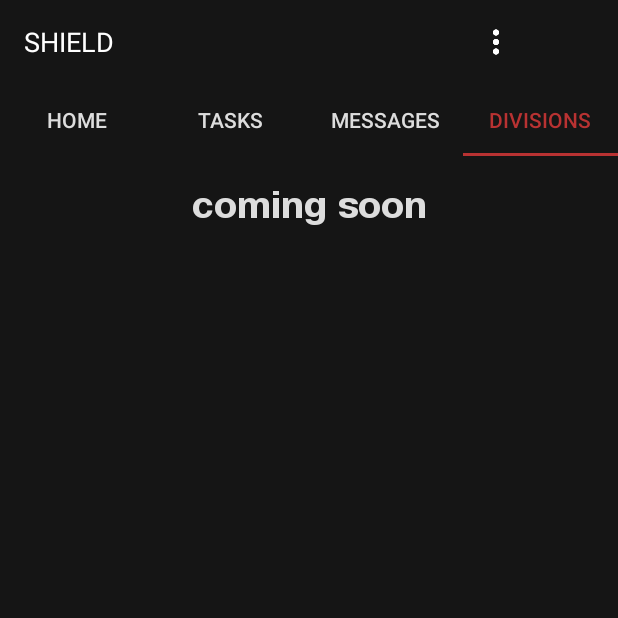
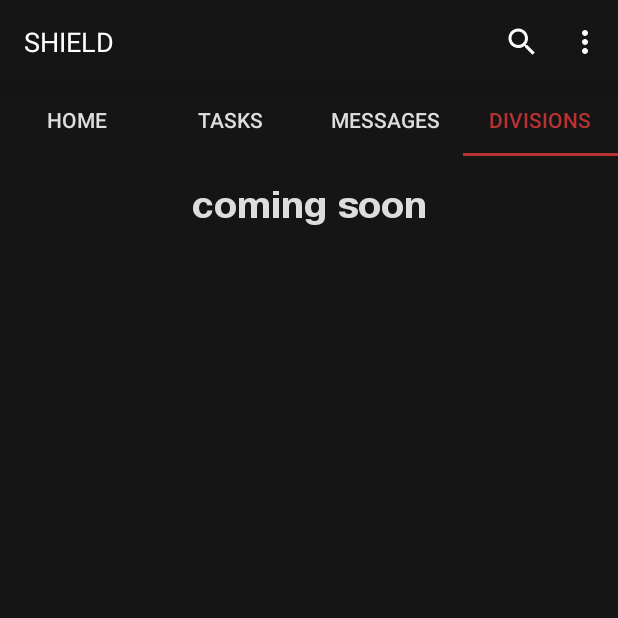
Before and after one commit to abhinavch15/CSED, an Android app: the screen it shows after launch once a user with an empty profile is signed in (MainActivity), tab 4 chosen, on a phone screen of 412 x 824 dp, the top half of it. Run offline under Robolectric (Android 15) with nearby library versions, the phone set to English and light mode, and no system bars; our stand-ins replace Firebase (no records; nobody signed in at launch, a user with empty details on screens opened directly).

Commit message:
Fixed Standalone toolbar and added search

```diff
--- a/app/src/main/java/com/sheild/abhinavchinta/csed/HomeFragment.java
+++ b/app/src/main/java/com/sheild/abhinavchinta/csed/HomeFragment.java
@@ -68,6 +68,7 @@ public class HomeFragment extends Fragment {
     public class MyAdapter extends RecyclerView.Adapter<HomeFragment.MyAdapter.MyViewHolder>{
 
         private List<Member> listarray = new ArrayList<>();
+        private List<Member> listarrayfull;
 
 
         public MyAdapter(List<Member> list){
--- a/app/src/main/java/com/sheild/abhinavchinta/csed/MainActivity.java
+++ b/app/src/main/java/com/sheild/abhinavchinta/csed/MainActivity.java
@@ -1,6 +1,7 @@
 package com.sheild.abhinavchinta.csed;
 
 import android.content.Intent;
+import android.os.Build;
 import android.os.Bundle;
 import android.support.design.widget.TabLayout;
 import android.support.v4.view.ViewPager;
@@ -30,19 +31,39 @@ public class MainActivity extends AppCompatActivity {
 
     @Override
     protected void onCreate(Bundle savedInstanceState) {
-        Toolbar toolbar = (Toolbar) findViewById(R.id.toolbar);
-        setSupportActionBar(toolbar);
-
         auth = FirebaseAuth.getInstance();
         database = FirebaseDatabase.getInstance();
-
         super.onCreate(savedInstanceState);
         setContentView(R.layout.activity_main);
+        Toolbar toolbar = (Toolbar) findViewById(R.id.toolbar);
+        if (Build.VERSION.SDK_INT >= Build.VERSION_CODES.LOLLIPOP) {
+            toolbar.setElevation(10f);
+        }
+        toolbar.inflateMenu(R.menu.menu_main);
+        toolbar.setOnMenuItemClickListener(new Toolbar.OnMenuItemClickListener() {
+            @Override
+            public boolean onMenuItemClick(MenuItem item) {
+                String title = (String) item.getTitle();
+                switch(item.getItemId()) {
+                    case R.id.logout:
+                        auth.signOut();
+                        Intent intent = new Intent(MainActivity.this, LoginActivity.class);
+                        startActivity(intent);
+                        finish();
+                        break;
+                    case R.id.search:
+                        break;
+                }
+                return true;
+            }
+        });
         ViewPager viewpager = (ViewPager) findViewById(R.id.viewpager);
         FragmentPageAdapter adapter = new FragmentPageAdapter(getSupportFragmentManager());
         viewpager.setAdapter(adapter);
         TabLayout tabLayout = (TabLayout) findViewById(R.id.tabs);
         tabLayout.setupWithViewPager(viewpager);
+    }
+
 
 
         /*DBR = database.getReference("messages");
@@ -77,7 +98,7 @@ public class MainActivity extends AppCompatActivity {
 
 
 
-        final Button menu = (Button)findViewById(R.id.logoutmenu);
+        /*final Button menu = (Button)findViewById(R.id.logoutmenu);
         menu.setOnClickListener(new View.OnClickListener() {
             @Override
             public void onClick(View view) {
@@ -95,22 +116,24 @@ public class MainActivity extends AppCompatActivity {
                 });
                 popupMenu.show();
             }
-        });
-    }
+        });*/
 
-    @Override
+    /*@Override
     public boolean onCreateOptionsMenu(Menu menu) {
         // Inflate the menu; this adds items to the action bar if it is present.
         getMenuInflater().inflate(R.menu.menu_main, menu);
         return true;
-    }
+    }*/
 
-    @Override
     public boolean onOptionsItemSelected(MenuItem item) {
 
         int id = item.getItemId();
 
             if (id == R.id.logout) {
+                auth.signOut();
+                Intent intent = new Intent(MainActivity.this, LoginActivity.class);
+                startActivity(intent);
+                finish();
             return true;
         }
 
--- /dev/null
+++ b/app/src/main/res/drawable/ic_search_black_24dp.xml
@@ -0,0 +1,5 @@
+<vector android:height="24dp" android:tint="#FFFFFF"
+    android:viewportHeight="24.0" android:viewportWidth="24.0"
+    android:width="24dp" xmlns:android="http://schemas.android.com/apk/res/android">
+    <path android:fillColor="#FF000000" android:pathData="M15.5,14h-0.79l-0.28,-0.27C15.41,12.59 16,11.11 16,9.5 16,5.91 13.09,3 9.5,3S3,5.91 3,9.5 5.91,16 9.5,16c1.61,0 3.09,-0.59 4.23,-1.57l0.27,0.28v0.79l5,4.99L20.49,19l-4.99,-5zM9.5,14C7.01,14 5,11.99 5,9.5S7.01,5 9.5,5 14,7.01 14,9.5 11.99,14 9.5,14z"/>
+</vector>
--- a/app/src/main/res/layout/activity_main.xml
+++ b/app/src/main/res/layout/activity_main.xml
@@ -4,42 +4,8 @@
     android:layout_width="match_parent"
     android:layout_height="match_parent"
     xmlns:app="http://schemas.android.com/apk/res-auto">
-
-
-    <android.support.v7.widget.Toolbar
-        android:id="@+id/toolbar"
-        android:layout_width="match_parent"
-        android:layout_height="wrap_content"
-        android:background="@color/colorPrimary"
-        app:titleTextColor="#DDD">
-
-        <TextView
-            android:layout_width="wrap_content"
-            android:layout_height="match_parent"
-            android:text="SHIELD"
-            android:textColor="@android:color/white"
-            android:textSize="18sp"/>
-
-        <RelativeLayout
-            android:layout_width="155dp"
-            android:gravity="right"
-            android:layout_marginLeft="130dp"
-            android:background="@android:color/transparent"
-            android:layout_height="match_parent">
-
-            <Button
-                android:layout_marginRight="2dp"
-                android:id="@+id/logoutmenu"
-                android:layout_width="25dp"
-                android:layout_height="25dp"
-                android:background="@drawable/menuicon"
-                android:layout_alignParentEnd="true"
-                android:layout_alignParentRight="true" />
-
-        </RelativeLayout>
-
-
-    </android.support.v7.widget.Toolbar>
+    <include
+        layout="@layout/toolbar"/>
 
     <android.support.v4.view.ViewPager
         android:layout_width="match_parent"
--- /dev/null
+++ b/app/src/main/res/layout/toolbar.xml
@@ -0,0 +1,18 @@
+<?xml version="1.0" encoding="utf-8"?>
+<android.support.v7.widget.Toolbar
+    xmlns:android="http://schemas.android.com/apk/res/android"
+    xmlns:app="http://schemas.android.com/apk/res-auto"
+    android:layout_width="match_parent"
+    android:layout_height="?android:attr/actionBarSize"
+    android:background="@color/colorPrimary"
+    android:id="@+id/toolbar"
+    android:elevation="5dp"
+    app:theme="@style/MyToolbartheme">
+
+    <TextView
+        android:layout_width="wrap_content"
+        android:layout_height="wrap_content"
+        android:text="SHIELD"
+        android:textColor="#fff"
+        android:textSize="18sp"/>
+</android.support.v7.widget.Toolbar>
--- a/app/src/main/res/menu/menu_main.xml
+++ b/app/src/main/res/menu/menu_main.xml
@@ -1,9 +1,17 @@
 <?xml version="1.0" encoding="utf-8"?>
-<menu xmlns:android="http://schemas.android.com/apk/res/android">
+<menu xmlns:android="http://schemas.android.com/apk/res/android"
+    xmlns:app="http://schemas.android.com/apk/res-auto">
     <!--item
         android:id="@+id/settings"
         android:title="@string/settings" /-->
     <item
+        android:icon="@drawable/ic_search_black_24dp"
+        android:id="@+id/search"
+        android:title="Search"
+        app:showAsAction="ifRoom"
+        app:actionViewClass="android:support.v7.widget.SearchView"/>
+    <item
         android:id="@+id/logout"
-        android:title="Logout" />
+        android:title="Logout"
+        app:showAsAction="never"/>
 </menu>
--- a/app/src/main/res/values/styles.xml
+++ b/app/src/main/res/values/styles.xml
@@ -6,11 +6,14 @@
         <item name="colorPrimary">@color/colorPrimary</item>
         <item name="colorPrimaryDark">@color/colorPrimaryDark</item>
         <item name="colorAccent">@color/colorAccent</item>
+        <item name="android:text">#fff</item>
     </style>
     <style name="AppTheme.NoActionBar">
         <item name="windowActionBar">false</item>
         <item name="windowNoTitle">true</item>
     </style>
-    <style name="AppTheme.AppBarOverlay" parent="ThemeOverlay.AppCompat.Dark.ActionBar" />
+    <style name="MyToolbartheme" parent="Theme.AppCompat.Light">
+        <item name="android:textColorSecondary">@android:color/white</item>
+    </style>
 
 </resources>
```
